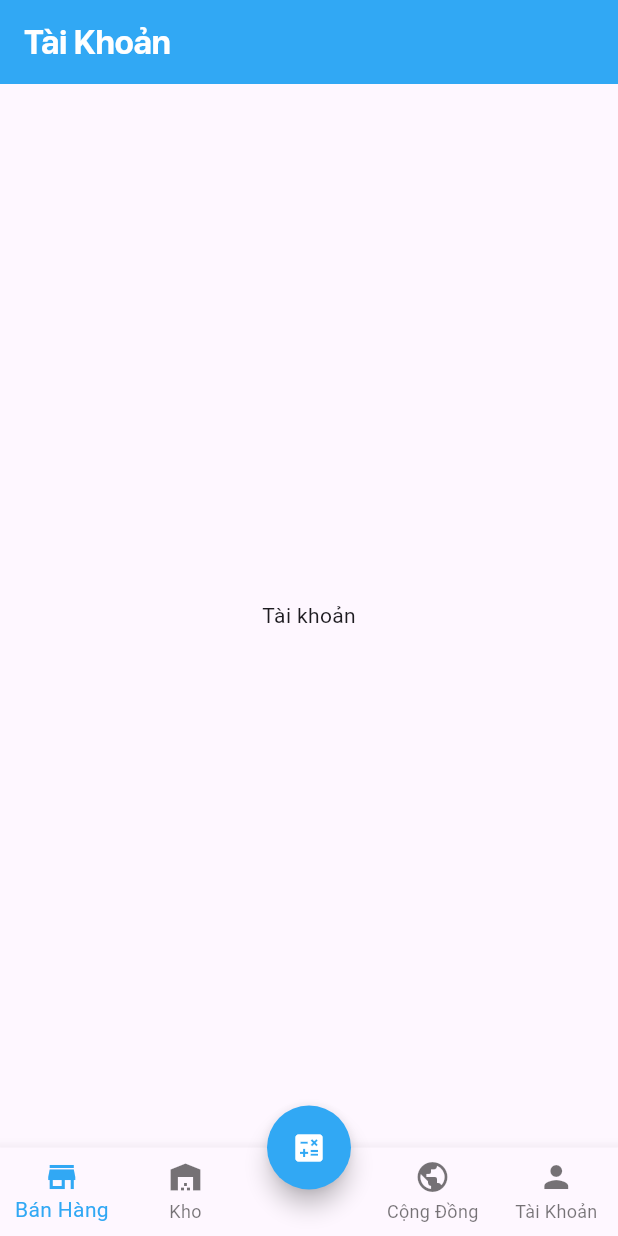
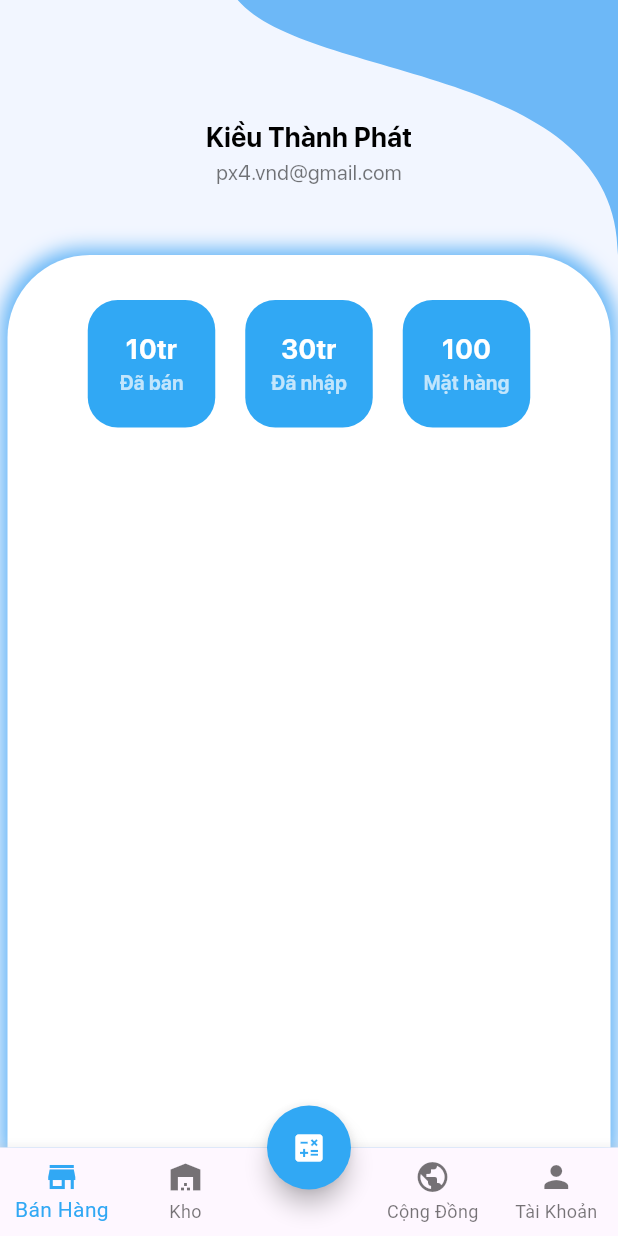
Before and after one commit to KTPx4/Grocery_Store, a Flutter app: the screen it shows after launch, swiped to page 5, on a phone screen of 412 x 824 dp. Run offline on Flutter 3.47's test engine with Material 3 defaults, Android fonts, the light colour scheme and no system bars; our stand-ins replace shared_preferences; missing offline and left inert: expressions; project files that could hold a hidden picture were left out.

Commit message:
update UI for Profile Page - v0.1

```diff
--- a/App/grocery_store/lib/Component/BottomNav.dart
+++ b/App/grocery_store/lib/Component/BottomNav.dart
@@ -41,7 +41,7 @@ class _BottomNavState extends State<BottomNav> {
     });
     if(value == 2)
     {
-      (widget.appBarKey.currentState as AppBarCustomState).updateTitle("Máy Tính");
+      // (widget.appBarKey.currentState as AppBarCustomState).updateTitle("Máy Tính");
     }
     widget.controller.jumpToPage(value);
   }
--- a/App/grocery_store/lib/Component/PageViewBottom.dart
+++ b/App/grocery_store/lib/Component/PageViewBottom.dart
@@ -22,21 +22,21 @@ class _PageViewCustomState extends State<PageViewCustom> {
     switch(index)
     {
       case 1:
-        (widget.appBarKey.currentState as AppBarCustomState).updateTitle("Kho");
+        // (widget.appBarKey.currentState as AppBarCustomState).updateTitle("Kho");
         return WareHousePage();
       case 2:
 
-        (widget.appBarKey.currentState as AppBarCustomState).updateTitle("Máy Tính");
+        // (widget.appBarKey.currentState as AppBarCustomState).updateTitle("Máy Tính");
         return CalculatorPage();
       case 3:
-        (widget.appBarKey.currentState as AppBarCustomState).updateTitle("Cộng Đồng");
+        // (widget.appBarKey.currentState as AppBarCustomState).updateTitle("Cộng Đồng");
         return ForumPage();
       case 4:
-        (widget.appBarKey.currentState as AppBarCustomState).updateTitle("Tài Khoản");
+        // (widget.appBarKey.currentState as AppBarCustomState).updateTitle("Tài Khoản");
         return ProfilePage();
 
       default:
-        (widget.appBarKey.currentState as AppBarCustomState).updateTitle("Bán Hàng");
+        // (widget.appBarKey.currentState as AppBarCustomState).updateTitle("Bán Hàng");
         return HomePage();
     }
   }
--- a/App/grocery_store/lib/Component/ThemeCustom.dart
+++ b/App/grocery_store/lib/Component/ThemeCustom.dart
@@ -3,12 +3,20 @@ import 'package:flutter/material.dart';
 class ThemeCustom
 {
   static Color get main_titleAppBar => Colors.white;
-  static Color get main_backgAppBar => Color.fromARGB(255, 49, 168, 244);
+  // static Color get main_backgAppBar => Color.fromARGB(255, 49, 168, 244);
+  static Color get main_backgAppBar => Colors.indigo[500]!;
+  static Color get main_backgAppBar_v2 => Color.fromARGB(255, 49, 168, 244);
   static Color get main_iconCalculator => Color.fromARGB(255, 49, 168, 244);
   static Color get main_selectedIcon => Color.fromARGB(255, 49, 168, 244);
+  static Color get main_bgApp => Color.fromARGB(255, 246, 247, 248)!;
 
-  static Color get cal_bgButton => Colors.grey[400]!;
+  static Color get cal_bgButton => Colors.grey[300]!;
   static Color get cal_textButton => Colors.white;
   static Color get cal_bgListButton => Color.fromARGB(69, 135, 193, 230);
 
+
+  static Color get prof_txtHeader => Color.fromARGB(255, 255, 255, 255);
+  static Color get prof_backApp => Color(0xfff2f6ff);
+
+
 }
--- a/App/grocery_store/lib/Pages/Home/HomePage.dart
+++ b/App/grocery_store/lib/Pages/Home/HomePage.dart
@@ -10,6 +10,59 @@ class HomePage extends StatefulWidget {
 class _HomePageState extends State<HomePage> {
   @override
   Widget build(BuildContext context) {
-    return Center(child: Text("Home Page"),);
+    return MyWaveBackground(firstColor: Colors.blue[300]!, secondColor: Colors.blue[200]!,);
   }
 }
+
+
+class MyWaveBackground extends StatelessWidget {
+  final Color firstColor;
+  final Color secondColor;
+
+  MyWaveBackground({required this.firstColor, required this.secondColor});
+
+  @override
+  Widget build(BuildContext context) {
+    return Stack(
+      children: [
+        Container(
+          height: 300,
+          color: firstColor,
+        ),
+        CustomPaint(
+          painter: _WaveCustomPainter(backgroundColor: secondColor),
+          size: Size(double.infinity, 300),
+          // size: Size.infinite,
+        ),
+      ],
+    );
+  }
+}
+
+class _WaveCustomPainter extends CustomPainter {
+  final Color backgroundColor;
+
+  _WaveCustomPainter({required this.backgroundColor});
+
+  @override
+  void paint(Canvas canvas, Size size) {
+    var paint = Paint()
+      ..color = backgroundColor
+      ..style = PaintingStyle.fill;
+    var path = Path();
+    path.moveTo( size.width  / 2,  0);
+    path.cubicTo(
+      size.width / 2 , 1.3 * size.height / 4,
+      4 * size.width / 4, size.height / 4,
+      size.width  , size.height / 1.3
+    );
+    path.lineTo(size.width, 0);
+    path.lineTo(size.width  / 2 , 0);
+    path.close();
+
+    canvas.drawPath(path, paint);
+  }
+
+  @override
+  bool shouldRepaint(covariant CustomPainter oldDelegate) => false;
+}
--- /dev/null
+++ b/App/grocery_store/lib/Pages/Profile/Body.dart
@@ -0,0 +1,99 @@
+import 'package:flutter/material.dart';
+
+class Body extends StatefulWidget {
+  const Body({super.key});
+
+  @override
+  State<Body> createState() => _BodyState();
+}
+
+class _BodyState extends State<Body> {
+  String sell = "10tr";
+  String buy = "30tr";
+  String items = "100";
+
+  @override
+  Widget build(BuildContext context) {
+
+    return Container(
+      height: double.infinity,
+      width: double.infinity,
+      decoration: BoxDecoration(
+        boxShadow: [
+          BoxShadow(
+            color: Colors.blue[300]!,
+            spreadRadius: 4,
+            blurRadius: 10
+          )
+        ],
+        color: Color.fromARGB(255, 255, 255, 255),
+        borderRadius: BorderRadius.only(topLeft: Radius.circular(55), topRight: Radius.circular(55))
+      ),
+      child: Column(
+        mainAxisSize: MainAxisSize.min,
+        children: [
+          _dashboard(sell: sell, buy: buy, items: items),
+        ],
+      ),
+    );
+  }
+
+  _dashboard( { required sell, required buy, required items})
+  {
+    return Container(
+      margin: EdgeInsets.symmetric(horizontal: 30, vertical: 30),
+      // color: Colors.red,
+      width: double.infinity,
+      child: Row(
+        mainAxisAlignment: MainAxisAlignment.center,
+        children: [
+          _buildContainer(
+            color: Color.fromARGB(255, 49, 168, 244),
+            child: Column(
+                    mainAxisAlignment: MainAxisAlignment.center,
+                    children: [
+                      Text(sell , style: TextStyle(fontFamily: "SanProBold", color: Colors.white, fontSize: 18), textAlign: TextAlign.center,),
+                      Text("Đã bán", style: TextStyle(fontFamily: "SanProBold", color: Colors.white70, fontSize: 13),),
+                    ],
+                  )
+            ),
+
+          _buildContainer(
+            color: Color.fromARGB(255, 49, 168, 244),
+            child: Column(
+                    mainAxisAlignment: MainAxisAlignment.center,
+                    children: [
+                      Text(buy , style: TextStyle(fontFamily: "SanProBold", color: Colors.white, fontSize: 18), textAlign: TextAlign.center,),
+                      Text("Đã nhập", style: TextStyle(fontFamily: "SanProBold", color: Colors.white70, fontSize: 13),),
+                    ],
+                  )
+            ),
+          _buildContainer(
+            color: Color.fromARGB(255, 49, 168, 244),
+            child: Column(
+                    mainAxisAlignment: MainAxisAlignment.center,
+                    children: [
+                      Text(items , style: TextStyle(fontFamily: "SanProBold", color: Colors.white, fontSize: 18), textAlign: TextAlign.center,),
+                      Text("Mặt hàng", style: TextStyle(fontFamily: "SanProBold", color: Colors.white70, fontSize: 13),),
+                    ],
+                  )
+            ),
+
+        ],
+      ),
+    );
+  }
+  _buildContainer({child, color})
+  {
+    return Container(
+      margin: EdgeInsets.symmetric(horizontal: 10),
+      width: 85,
+      height: 85,
+      decoration: BoxDecoration(
+        color: color,
+        borderRadius: BorderRadius.circular(20),
+      ),
+      child: child,
+    );
+  }
+}
--- /dev/null
+++ b/App/grocery_store/lib/Pages/Profile/Header.dart
@@ -0,0 +1,96 @@
+import 'package:flutter/material.dart';
+import 'package:grocery_store/Component/ThemeCustom.dart';
+
+class Header extends StatefulWidget {
+  const Header({super.key});
+
+  @override
+  State<Header> createState() => _HeaderState();
+}
+
+class _HeaderState extends State<Header> {
+
+  @override
+  Widget build(BuildContext context) {
+    return
+        MyWaveBackground(firstColor: ThemeCustom.prof_backApp, secondColor: Color.fromARGB(239, 100, 180, 246)!,);
+
+  }
+}
+
+
+class MyWaveBackground extends StatefulWidget {
+  final Color firstColor;
+  final Color secondColor;
+
+  MyWaveBackground({required this.firstColor, required this.secondColor});
+
+  @override
+  State<MyWaveBackground> createState() => _MyWaveBackgroundState();
+}
+
+class _MyWaveBackgroundState extends State<MyWaveBackground> {
+  String name = "Kiều Thành Phát";
+
+  String email = "px4.vnd@gmail.com";
+
+  @override
+  Widget build(BuildContext context) {
+    return Stack(
+      children: [
+        Container(
+          height: 160,
+          color: widget.firstColor,
+        ),
+        CustomPaint(
+          painter: _WaveCustomPainter(backgroundColor: widget.secondColor),
+          size: Size(double.infinity, 170),
+          // size: Size.infinite,
+        ),
+        Container(
+          margin: EdgeInsets.only(top: 79),
+          child: Center(
+            child: Column(
+               children: [
+                 Text(name ,
+                  style: const TextStyle(fontFamily: "SanProBold", fontSize: 18, color: Colors.black),),
+
+                  Text(email ,
+                    style:  TextStyle(fontFamily: "SanPro", fontSize: 14,   color: Colors.black54), overflow: TextOverflow.ellipsis,),
+                  const SizedBox(height: 10,),
+               ],
+            ),
+          ),
+        )
+      ],
+    );
+  }
+}
+
+class _WaveCustomPainter extends CustomPainter {
+  final Color backgroundColor;
+
+  _WaveCustomPainter({required this.backgroundColor});
+
+  @override
+  void paint(Canvas canvas, Size size) {
+    var paint = Paint()
+      ..color = backgroundColor
+      ..style = PaintingStyle.fill;
+    var path = Path();
+    path.moveTo( size.width  / 2.6,  0);
+    path.cubicTo(
+      size.width / 2 , 1.3 * size.height / 4,
+      4 * size.width / 4, size.height / 4,
+      size.width  , size.height / 1
+    );
+    path.lineTo(size.width, 0);
+    path.lineTo(size.width  / 2 , 0);
+    path.close();
+
+    canvas.drawPath(path, paint);
+  }
+
+  @override
+  bool shouldRepaint(covariant CustomPainter oldDelegate) => false;
+}
--- a/App/grocery_store/lib/Pages/Profile/ProfilePage.dart
+++ b/App/grocery_store/lib/Pages/Profile/ProfilePage.dart
@@ -1,4 +1,7 @@
 import 'package:flutter/material.dart';
+import 'package:grocery_store/Component/ThemeCustom.dart';
+import 'package:grocery_store/Pages/Profile/Body.dart';
+import 'package:grocery_store/Pages/Profile/Header.dart';
 
 class ProfilePage extends StatefulWidget {
   const ProfilePage({super.key});
@@ -10,6 +13,29 @@ class ProfilePage extends StatefulWidget {
 class _ProfilePageState extends State<ProfilePage> {
   @override
   Widget build(BuildContext context) {
-    return  Center(child: Text("Tài khoản"),);
+    return SafeArea(
+
+      child: Scaffold(
+        backgroundColor: ThemeCustom.prof_backApp,
+        // appBar: AppBar(
+        //   backgroundColor: ThemeCustom.main_backgAppBar_v2,
+        //   title: Text("Tài Khoản", style: TextStyle(fontFamily: "SanProBold", color: Colors.white),),
+        // ),
+        body: Column(
+          mainAxisSize: MainAxisSize.max,
+          children: [
+            Header(),
+            Expanded(
+              child:
+                Padding(
+                  padding: EdgeInsets.symmetric(horizontal: 5),
+                  child: Body())
+            ),
+
+          ],
+        ),
+      ),
+    );
   }
+
 }
--- a/App/grocery_store/lib/main.dart
+++ b/App/grocery_store/lib/main.dart
@@ -38,11 +38,12 @@ class _AppHomeState extends State<AppHome> {
   @override
   Widget build(BuildContext context) {
 
-
     return Scaffold(
-      appBar: AppBarCustom(key: widget.appBarKey),
+      // appBar: AppBarCustom(key: widget.appBarKey),
       bottomNavigationBar: BottomNav(index: widget.currentIndex, controller: widget._controller,callChild: widget.callChild, appBarKey:  widget.appBarKey,),
-      body: PageViewCustom(controller: widget._controller, appBarKey: widget.appBarKey),
+      body: Container(
+        // color: ThemeCustom.main_bgApp,
+        child: PageViewCustom(controller: widget._controller, appBarKey: widget.appBarKey)),
       floatingActionButton: FloatingActionButton(
         onPressed: (){},
         shape: CircleBorder(),
--- a/App/grocery_store/pubspec.yaml
+++ b/App/grocery_store/pubspec.yaml
@@ -62,7 +62,10 @@ flutter:
   uses-material-design: true
 
   # To add assets to your application, add an assets section, like this:
-  # assets:
+  assets:
+      - images/avt.jpg
+      - images/prof_back.png
+      - images/prof_back_2.png
   #   - images/a_dot_burr.jpeg
   #   - images/a_dot_ham.jpeg
 
```
Also changed, not shown: App/grocery_store/lib/Pages/Calculator/CalculatorPage.dart (+18 -64 lines), App/grocery_store/lib/Pages/Calculator/History.dart (added, +108 -0 lines), App/grocery_store/lib/Pages/Profile/ex.txt (added, +47 -0 lines), App/grocery_store/images/avt.jpg (added), App/grocery_store/images/prof_back.png (added), App/grocery_store/images/prof_back_2.png (added), 2 other files.
